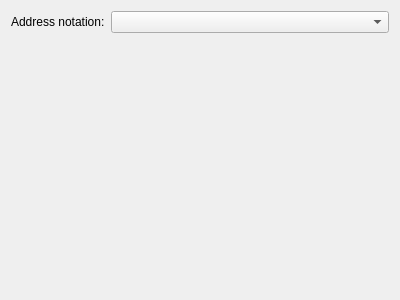
This is src/core/gui/dialogs/settings/core_widgetsettingsdataview.ui in serhmarch/ModbusTools as Qt 5 draws it before an edit. The edited form follows.
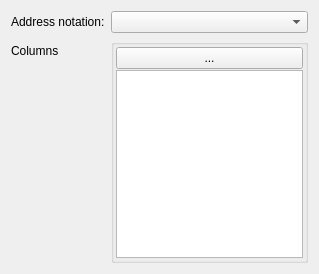
This is the edited form.

Commit message: Begin to add editable columns capabilities for DataView list

```diff
--- a/src/core/gui/dialogs/settings/core_widgetsettingsdataview.ui
+++ b/src/core/gui/dialogs/settings/core_widgetsettingsdataview.ui
@@ -6,8 +6,8 @@
    <rect>
     <x>0</x>
     <y>0</y>
-    <width>400</width>
-    <height>300</height>
+    <width>319</width>
+    <height>274</height>
    </rect>
   </property>
   <property name="windowTitle">
@@ -24,6 +24,50 @@
    <item row="0" column="1">
     <widget class="QComboBox" name="cmbAddressNotation"/>
    </item>
+   <item row="1" column="0">
+    <widget class="QLabel" name="label_2">
+     <property name="text">
+      <string>Columns</string>
+     </property>
+    </widget>
+   </item>
+   <item row="1" column="1">
+    <widget class="QGroupBox" name="grDataViewColumns">
+     <property name="title">
+      <string/>
+     </property>
+     <property name="checkable">
+      <bool>false</bool>
+     </property>
+     <layout class="QVBoxLayout" name="verticalLayout">
+      <property name="spacing">
+       <number>1</number>
+      </property>
+      <property name="leftMargin">
+       <number>2</number>
+      </property>
+      <property name="topMargin">
+       <number>2</number>
+      </property>
+      <property name="rightMargin">
+       <number>2</number>
+      </property>
+      <property name="bottomMargin">
+       <number>2</number>
+      </property>
+      <item>
+       <widget class="QPushButton" name="btnEditDataViewColumns">
+        <property name="text">
+         <string>...</string>
+        </property>
+       </widget>
+      </item>
+      <item>
+       <widget class="QListWidget" name="lsDataViewColumns"/>
+      </item>
+     </layout>
+    </widget>
+   </item>
   </layout>
  </widget>
  <resources/>
```
The commit also changes 19 other files.
